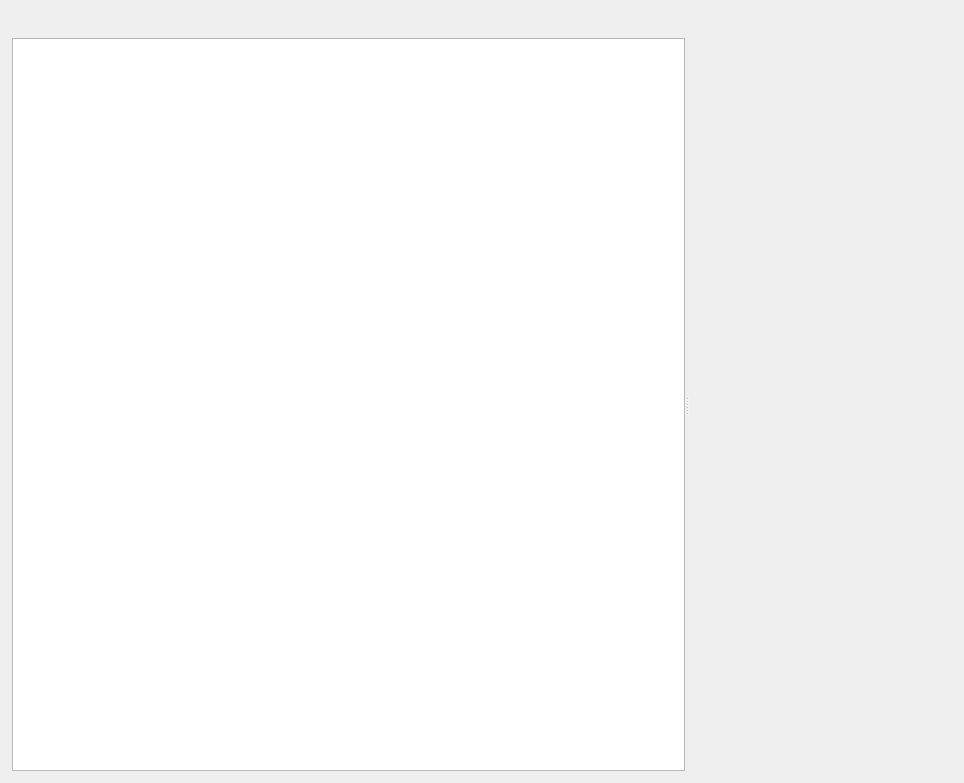
Above: sVanilla/src/ClientUi/VideoList/VideoWidget.ui from WangPengZhan/sVanilla before the change. Below: the same form after it.
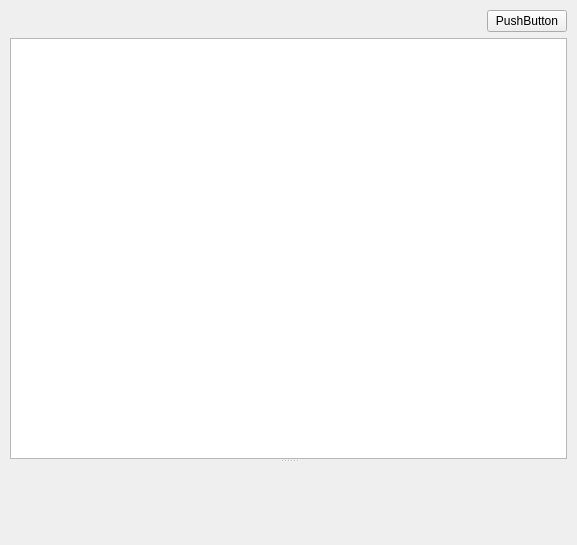
That is the form after the change. The open tabs and pages were chosen to show the change. Custom widgets are drawn as their Qt base class.

Commit message:
Feature video page (#38)
refeator videowidget

Diff of the .ui file:
```diff
--- a/sVanilla/src/ClientUi/VideoList/VideoWidget.ui
+++ b/sVanilla/src/ClientUi/VideoList/VideoWidget.ui
@@ -6,53 +6,69 @@
    <rect>
     <x>0</x>
     <y>0</y>
-    <width>964</width>
-    <height>783</height>
+    <width>577</width>
+    <height>545</height>
    </rect>
   </property>
   <layout class="QVBoxLayout" name="verticalLayout">
    <property name="leftMargin">
-    <number>12</number>
+    <number>10</number>
    </property>
    <property name="topMargin">
-    <number>12</number>
+    <number>10</number>
    </property>
    <property name="rightMargin">
-    <number>12</number>
+    <number>10</number>
    </property>
    <property name="bottomMargin">
-    <number>12</number>
+    <number>10</number>
    </property>
    <item>
     <widget class="QWidget" name="SwitchBtnWidget" native="true">
+     <property name="sizePolicy">
+      <sizepolicy hsizetype="Expanding" vsizetype="Fixed">
+       <horstretch>0</horstretch>
+       <verstretch>0</verstretch>
+      </sizepolicy>
+     </property>
      <layout class="QHBoxLayout" name="horizontalLayout_2">
       <property name="leftMargin">
-       <number>0</number>
+       <number>10</number>
       </property>
       <property name="topMargin">
        <number>0</number>
       </property>
       <property name="rightMargin">
-       <number>5</number>
+       <number>0</number>
       </property>
       <property name="bottomMargin">
        <number>0</number>
       </property>
       <item>
-       <spacer name="horizontalSpacer">
-        <property name="orientation">
-         <enum>Qt::Horizontal</enum>
+       <widget class="Vanilla::ToggleButton" name="SwitchBtn" native="true"/>
+      </item>
+      <item>
+       <widget class="::SearchLineEdit" name="VideoSearchLineEdit" native="true">
+        <property name="sizePolicy">
+         <sizepolicy hsizetype="Expanding" vsizetype="Fixed">
+          <horstretch>0</horstretch>
+          <verstretch>0</verstretch>
+         </sizepolicy>
         </property>
-        <property name="sizeHint" stdset="0">
+        <property name="minimumSize">
          <size>
-          <width>40</width>
-          <height>20</height>
+          <width>400</width>
+          <height>0</height>
          </size>
         </property>
-       </spacer>
+       </widget>
       </item>
       <item>
-       <widget class="Vanilla::ToggleButton" name="SwitchBtn" native="true"/>
+       <widget class="Vanilla::IconButton" name="VideoSearchBtn">
+        <property name="text">
+         <string>PushButton</string>
+        </property>
+       </widget>
       </item>
      </layout>
     </widget>
@@ -66,28 +82,52 @@
       </sizepolicy>
      </property>
      <property name="currentIndex">
-      <number>1</number>
+      <number>0</number>
      </property>
      <widget class="QSplitter" name="VideoGrid">
+      <property name="sizePolicy">
+       <sizepolicy hsizetype="Expanding" vsizetype="Expanding">
+        <horstretch>0</horstretch>
+        <verstretch>0</verstretch>
+       </sizepolicy>
+      </property>
       <property name="orientation">
-       <enum>Qt::Horizontal</enum>
+       <enum>Qt::Vertical</enum>
       </property>
       <widget class="::VideoGridWidget" name="VideoGridWidget">
+       <property name="sizePolicy">
+        <sizepolicy hsizetype="Preferred" vsizetype="Preferred">
+         <horstretch>0</horstretch>
+         <verstretch>0</verstretch>
+        </sizepolicy>
+       </property>
        <property name="verticalScrollBarPolicy">
+        <enum>Qt::ScrollBarAsNeeded</enum>
+       </property>
+       <property name="horizontalScrollBarPolicy">
         <enum>Qt::ScrollBarAlwaysOff</enum>
        </property>
+       <property name="verticalScrollMode">
+        <enum>QAbstractItemView::ScrollPerPixel</enum>
+       </property>
+       <property name="horizontalScrollMode">
+        <enum>QAbstractItemView::ScrollPerPixel</enum>
+       </property>
+       <property name="flow">
+        <enum>QListView::LeftToRight</enum>
+       </property>
+       <property name="isWrapping" stdset="0">
+        <bool>true</bool>
+       </property>
+       <property name="resizeMode">
+        <enum>QListView::Adjust</enum>
+       </property>
+       <property name="itemAlignment">
+        <set>Qt::AlignHCenter</set>
+       </property>
       </widget>
       <widget class="::VideoDetailWidget" name="VideoGridDetailWidget" native="true"/>
      </widget>
-     <widget class="QWidget" name="VideoListPage">
-      <property name="sizePolicy">
-       <sizepolicy hsizetype="Expanding" vsizetype="Expanding">
-        <horstretch>0</horstretch>
-        <verstretch>0</verstretch>
-       </sizepolicy>
-      </property>
-      <layout class="QVBoxLayout" name="verticalLayout_1">
-       <item>
         <widget class="QSplitter" name="VideoList">
          <property name="sizePolicy">
           <sizepolicy hsizetype="Expanding" vsizetype="Expanding">
@@ -106,10 +146,13 @@
            </sizepolicy>
           </property>
           <property name="verticalScrollBarPolicy">
+        <enum>Qt::ScrollBarAsNeeded</enum>
+       </property>
+       <property name="horizontalScrollBarPolicy">
            <enum>Qt::ScrollBarAlwaysOff</enum>
           </property>
-          <property name="resizeMode">
-           <enum>QListView::Fixed</enum>
+       <property name="verticalScrollMode">
+        <enum>QAbstractItemView::ScrollPerPixel</enum>
           </property>
          </widget>
          <widget class="::VideoDetailWidget" name="VideoListDetailWidget" native="true">
@@ -121,17 +164,19 @@
           </property>
          </widget>
         </widget>
+    </widget>
        </item>
        <item>
         <widget class="QWidget" name="ActionBtns" native="true"/>
        </item>
       </layout>
      </widget>
-    </widget>
-   </item>
-  </layout>
- </widget>
  <customwidgets>
+  <customwidget>
+   <class>Vanilla::IconButton</class>
+   <extends>QPushButton</extends>
+   <header>VanillaStyle/Widgets/IconButton.h</header>
+  </customwidget>
   <customwidget>
    <class>::VideoGridWidget</class>
    <extends>QListWidget</extends>
@@ -155,6 +200,12 @@
    <header>VanillaStyle/Widgets/ToggleButton.h</header>
    <container>1</container>
   </customwidget>
+  <customwidget>
+   <class>::SearchLineEdit</class>
+   <extends>QWidget</extends>
+   <header>SUI/SearchLineEdit.h</header>
+   <container>1</container>
+  </customwidget>
  </customwidgets>
  <resources/>
  <connections/>
```
Lines whose indentation alone changed are shown as unchanged. The commit also changes 20 other files.
